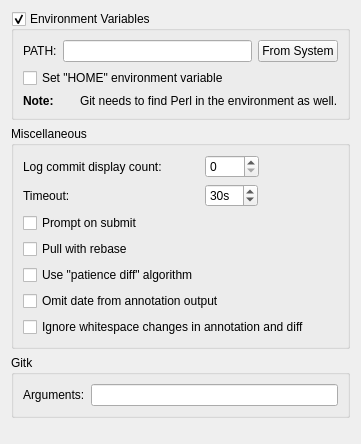
This is src/plugins/git/settingspage.ui in qt-creator/qt-creator as Qt 5 draws it before an edit. The edited form follows.
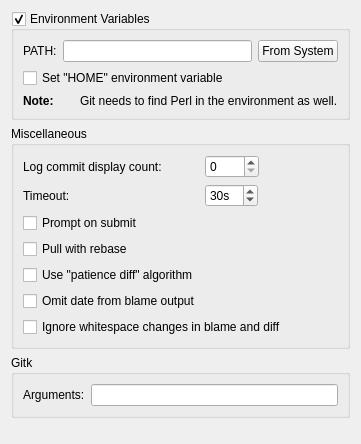
This is the edited form.

Commit message:
Git: Update string
Refer to "blame", not "annotate" since that is what we call the
action elsewhere.

What changed in the file:
```diff
--- a/src/plugins/git/settingspage.ui
+++ b/src/plugins/git/settingspage.ui
@@ -131,14 +131,14 @@
       <item row="5" column="0" colspan="2">
        <widget class="QCheckBox" name="omitAnnotationDataCheckBox">
         <property name="text">
-         <string>Omit date from annotation output</string>
+         <string>Omit date from blame output</string>
         </property>
        </widget>
       </item>
       <item row="6" column="0" colspan="2">
        <widget class="QCheckBox" name="spaceIgnorantBlameCheckBox">
         <property name="text">
-         <string>Ignore whitespace changes in annotation and diff</string>
+         <string>Ignore whitespace changes in blame and diff</string>
         </property>
        </widget>
       </item>
```
